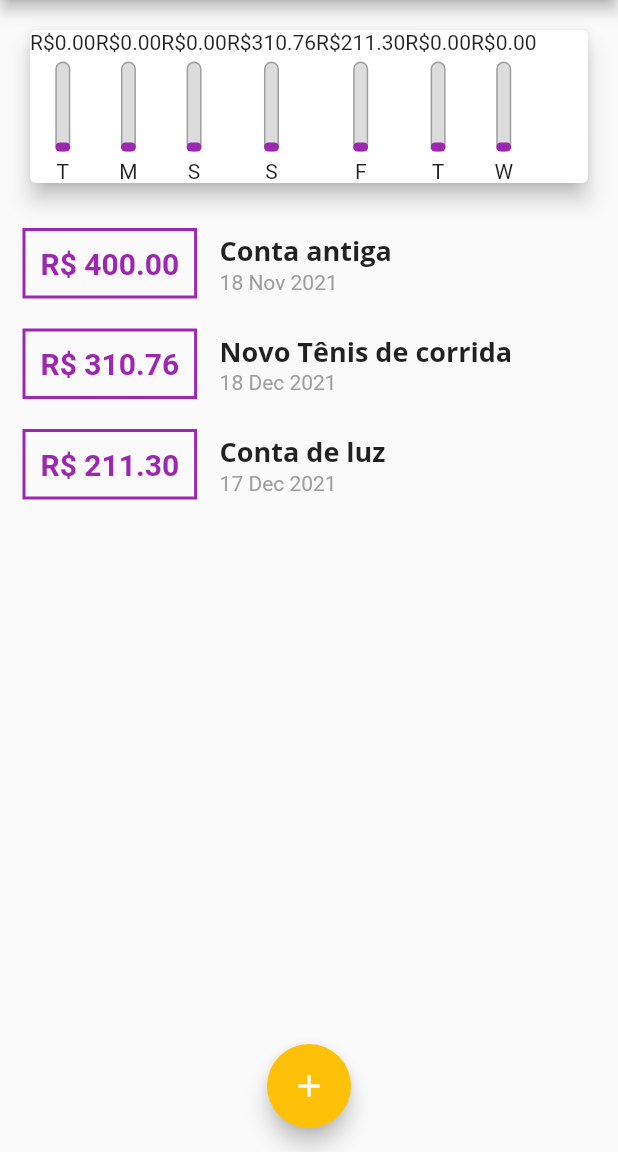
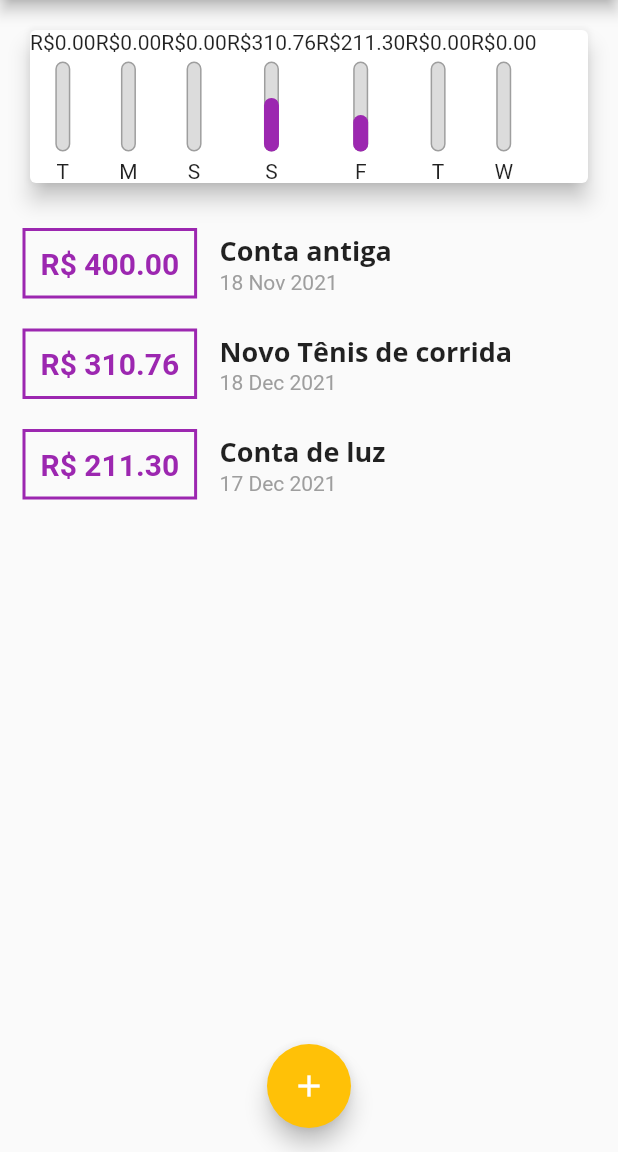
Before and after one commit to uZimbra/Despesas-Pessoais-Flutter, a Flutter app: the screen it shows after launch, on a phone screen of 412 x 824 dp, the part 84-1236 px from its top. Run offline on Flutter 3.47's test engine with Material 2 defaults, Android fonts, the phone set to English and light mode, and no system bars; our stand-ins replace google_fonts.

```diff
--- a/lib/components/chart.widget.dart
+++ b/lib/components/chart.widget.dart
@@ -34,6 +34,12 @@ class ChartWidget extends StatelessWidget {
     });
   }
 
+  double get _weekTotalValue => groupedTransactions.fold(
+        0,
+        (previousValue, element) =>
+            previousValue + (element['value'] as double),
+      );
+
   @override
   Widget build(BuildContext context) {
     return Card(
@@ -44,8 +50,8 @@ class ChartWidget extends StatelessWidget {
             .map(
               (e) => ChartBarWidget(
                 label: e['day'].toString(),
-                value: double.parse(e['value'].toString()),
-                percentage: 0.1,
+                value: (e['value'] as double),
+                percentage: (e['value'] as double) / _weekTotalValue,
               ),
             )
             .toList(),
```
